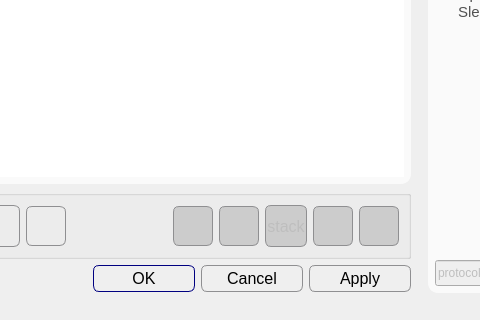
This is apps/Lab-on-a-tip/protocolEditor.ui in bellonemauro/Labonatip2.0 as Qt 5 draws it before an edit; both pictures show x 602 to 1082 and y 483 to 803 of the 1375 by 803 pixel window. The edited form follows.
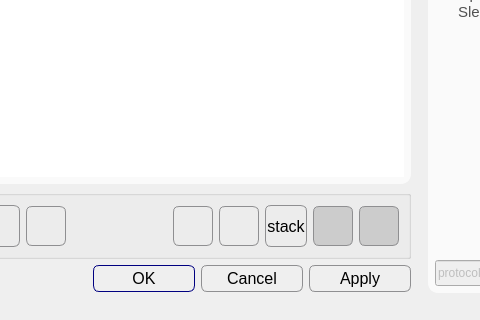
This is the edited form. Icons and pictures are not drawn.

Diff of the .ui file:
```diff
--- a/apps/Lab-on-a-tip/protocolEditor.ui
+++ b/apps/Lab-on-a-tip/protocolEditor.ui
@@ -583,7 +583,7 @@
            <item>
             <widget class="QPushButton" name="pushButton_undo">
              <property name="enabled">
-              <bool>false</bool>
+              <bool>true</bool>
              </property>
              <property name="minimumSize">
               <size>
@@ -632,7 +632,7 @@
            <item>
             <widget class="QPushButton" name="pushButton_redo">
              <property name="enabled">
-              <bool>false</bool>
+              <bool>true</bool>
              </property>
              <property name="minimumSize">
               <size>
@@ -681,7 +681,7 @@
            <item>
             <widget class="QPushButton" name="pushButton_undoStack">
              <property name="enabled">
-              <bool>false</bool>
+              <bool>true</bool>
              </property>
              <property name="text">
               <string>stack</string>
```
